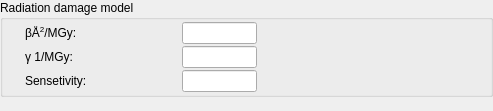
Old version of the form Bricks/widgets/ui_files/Qt4_radiation_damage_model_widget_layout.ui in the repository mxcube/mxcubeqt.
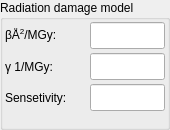
New version of the form.

Commit message:
2016.01.19. Adjusted layout for Qt4 bricks and widgets
Mostly cosmetical works to adjust graphical layout
Fixed XRFScan sagha in Qt4_dc_tree_widget.py
When puck selected then current parameters are updated

Diff of the .ui file:
```diff
--- a/Bricks/widgets/ui_files/Qt4_radiation_damage_model_widget_layout.ui
+++ b/Bricks/widgets/ui_files/Qt4_radiation_damage_model_widget_layout.ui
@@ -6,8 +6,8 @@
    <rect>
     <x>0</x>
     <y>0</y>
-    <width>493</width>
-    <height>111</height>
+    <width>170</width>
+    <height>130</height>
    </rect>
   </property>
   <property name="windowTitle">
@@ -32,19 +32,6 @@
       <property name="margin">
        <number>2</number>
       </property>
-      <item>
-       <spacer name="verticalSpacer">
-        <property name="orientation">
-         <enum>Qt::Vertical</enum>
-        </property>
-        <property name="sizeHint" stdset="0">
-         <size>
-          <width>20</width>
-          <height>40</height>
-         </size>
-        </property>
-       </spacer>
-      </item>
       <item>
        <layout class="QHBoxLayout">
         <property name="spacing">
@@ -53,10 +40,16 @@
         <item>
          <layout class="QVBoxLayout">
           <property name="spacing">
-           <number>2</number>
+           <number>4</number>
           </property>
           <item>
            <widget class="QLabel" name="beta_over_gray_label">
+            <property name="minimumSize">
+             <size>
+              <width>0</width>
+              <height>27</height>
+             </size>
+            </property>
             <property name="text">
              <string>βÅ&lt;sup&gt;2&lt;/sup&gt;/MGy:</string>
             </property>
@@ -67,6 +60,12 @@
           </item>
           <item>
            <widget class="QLabel" name="gamma_over_gray_label">
+            <property name="minimumSize">
+             <size>
+              <width>0</width>
+              <height>27</height>
+             </size>
+            </property>
             <property name="text">
              <string>γ 1/MGy:</string>
             </property>
@@ -77,6 +76,12 @@
           </item>
           <item>
            <widget class="QLabel" name="sensetivity_label">
+            <property name="minimumSize">
+             <size>
+              <width>0</width>
+              <height>27</height>
+             </size>
+            </property>
             <property name="text">
              <string>Sensetivity:</string>
             </property>
@@ -85,19 +90,32 @@
             </property>
            </widget>
           </item>
+          <item>
+           <spacer name="verticalSpacer_2">
+            <property name="orientation">
+             <enum>Qt::Vertical</enum>
+            </property>
+            <property name="sizeHint" stdset="0">
+             <size>
+              <width>20</width>
+              <height>40</height>
+             </size>
+            </property>
+           </spacer>
+          </item>
          </layout>
         </item>
         <item>
          <layout class="QVBoxLayout">
           <property name="spacing">
-           <number>2</number>
+           <number>4</number>
           </property>
           <item>
            <widget class="QLineEdit" name="beta_over_gray_ledit">
             <property name="minimumSize">
              <size>
               <width>75</width>
-              <height>0</height>
+              <height>27</height>
              </size>
             </property>
             <property name="maximumSize">
@@ -113,7 +131,7 @@
             <property name="minimumSize">
              <size>
               <width>75</width>
-              <height>0</height>
+              <height>27</height>
              </size>
             </property>
             <property name="maximumSize">
@@ -129,7 +147,7 @@
             <property name="minimumSize">
              <size>
               <width>75</width>
-              <height>0</height>
+              <height>27</height>
              </size>
             </property>
             <property name="maximumSize">
@@ -140,41 +158,26 @@
             </property>
            </widget>
           </item>
+          <item>
+           <spacer name="verticalSpacer">
+            <property name="orientation">
+             <enum>Qt::Vertical</enum>
+            </property>
+            <property name="sizeHint" stdset="0">
+             <size>
+              <width>20</width>
+              <height>40</height>
+             </size>
+            </property>
+           </spacer>
+          </item>
          </layout>
         </item>
        </layout>
       </item>
-      <item>
-       <spacer name="horizontalSpacer">
-        <property name="orientation">
-         <enum>Qt::Horizontal</enum>
-        </property>
-        <property name="sizeHint" stdset="0">
-         <size>
-          <width>40</width>
-          <height>20</height>
-         </size>
-        </property>
-       </spacer>
-      </item>
      </layout>
     </widget>
    </item>
-<item>
-       <spacer name="verticalSpacer_2">
-        <property name="orientation">
-         <enum>Qt::Vertical</enum>
-        </property>
-        <property name="sizeHint" stdset="0">
-         <size>
-          <width>20</width>
-          <height>40</height>
-         </size>
-        </property>
-       </spacer>
-      </item>
-
-
   </layout>
  </widget>
  <layoutdefault spacing="6" margin="11"/>
```
The commit also changes 18 other files.
